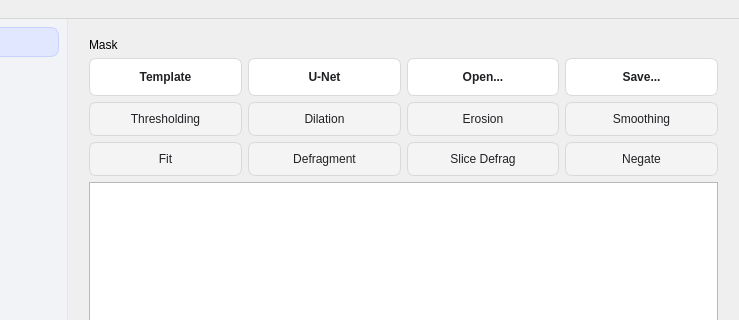
First picture: the form in reconstruction/reconstruction_window.ui, repository frankyeh/DSI-Studio, before the edit; both pictures show x 109 to 848 and y 0 to 320 of the 848 by 706 pixel window.
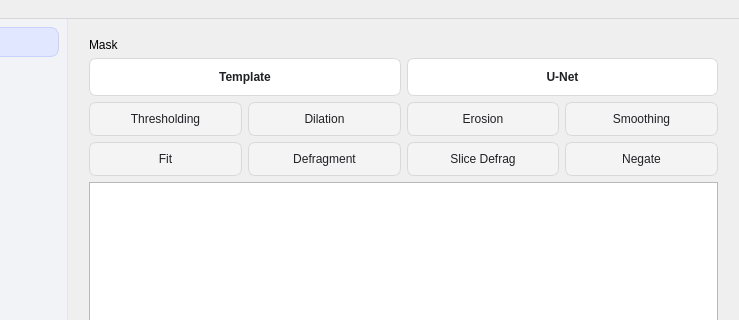
Second picture: the form after the edit. Icons and pictures are not drawn.

Commit message: Move Open Mask to File menu and rename Align Selected DWI button

The edit to the form file:
```diff
--- a/reconstruction/reconstruction_window.ui
+++ b/reconstruction/reconstruction_window.ui
@@ -54,7 +54,7 @@
 QStackedWidget#pages QPushButton:disabled { color: #9a9a9f; background-color: #eeeeef; border-color: #e3e3e6; }
 QWidget#mask_edit QPushButton, QFrame#image_group QPushButton, QFrame#signal_group QPushButton, QFrame#correction_group QPushButton, QFrame#btable_orient_group QPushButton { background-color: #f4f4f5; min-height: 22px; }
 QWidget#mask_edit QPushButton:hover, QFrame#image_group QPushButton:hover, QFrame#signal_group QPushButton:hover, QFrame#correction_group QPushButton:hover, QFrame#btable_orient_group QPushButton:hover { background-color: #e9e9eb; border-color: #c8c8cc; }
-QStackedWidget#pages QPushButton#from_template, QStackedWidget#pages QPushButton#from_unet, QStackedWidget#pages QPushButton#load_mask, QStackedWidget#pages QPushButton#save_mask { font-weight: bold; }
+QStackedWidget#pages QPushButton#from_template, QStackedWidget#pages QPushButton#from_unet { font-weight: bold; }
 QFrame#sidebar QPushButton#doDTI { color: #ffffff; background-color: #10b981; border: 1px solid #10b981; border-radius: 9px; padding: 7px 3px; min-height: 30px; font-weight: bold; }
 QFrame#sidebar QPushButton#doDTI:hover { background-color: #059669; border-color: #059669; }
 QFrame#sidebar QPushButton#doDTI:pressed { background-color: #047857; }
@@ -424,31 +424,8 @@
                      </property>
                     </widget>
                    </item>
-                   <item>
-                    <widget class="QPushButton" name="load_mask">
-                     <property name="toolTip">
-                      <string>run mask_open</string>
-                     </property>
-                     <property name="text">
-                      <string>Open...</string>
-                     </property>
-                     <property name="icon">
-                      <iconset resource="../icons.qrc">
-                       <normaloff>:/icons/icons/open_file.svg</normaloff>:/icons/icons/open_file.svg</iconset>
-                     </property>
-                    </widget>
-                   </item>
-                   <item>
-                    <widget class="QPushButton" name="save_mask">
-                     <property name="text">
-                      <string>Save...</string>
-                     </property>
-                     <property name="icon">
-                      <iconset resource="../icons.qrc">
-                       <normaloff>:/icons/icons/save.svg</normaloff>:/icons/icons/save.svg</iconset>
-                     </property>
-                    </widget>
-                   </item>
+                   
+                   
                   </layout>
                  </item>
                  <item>
```
Left out of the diff: 34 changed lines with no effect on the pictures.
